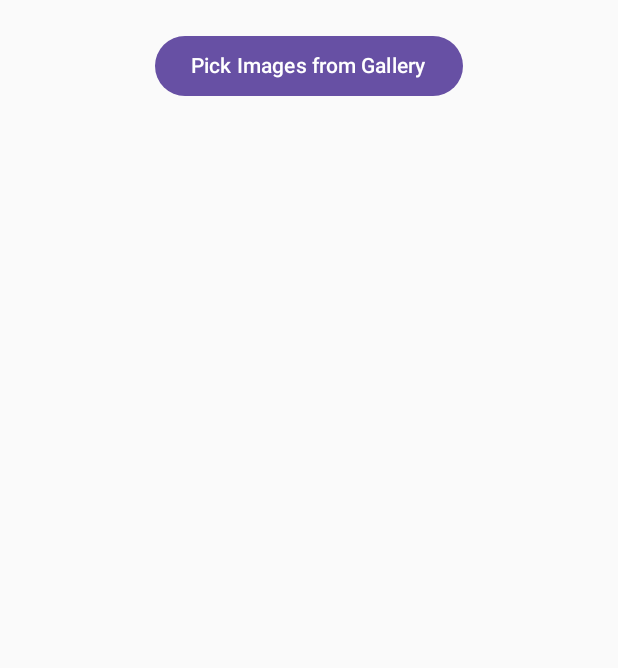
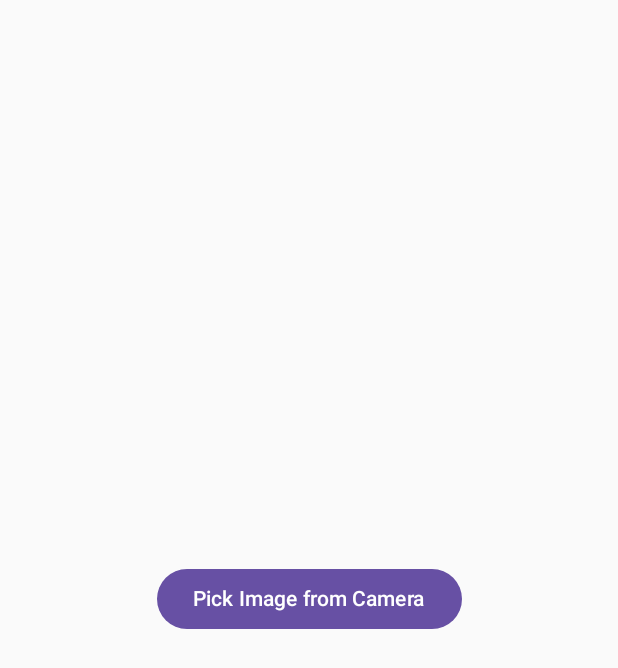
Before and after one commit to tamzidisrakadol/IntroToCompose, an Android app built with Jetpack Compose: the screen it shows after launch (MainActivity), on a phone screen of 412 x 824 dp. Shown: the top 668 px of the screen. Run offline under Robolectric (Android 15) with nearby library versions, the light colour scheme and no system bars.

Commit message:
pick image from camera

```diff
--- a/app/src/main/java/com/example/introtocompose/Components/AppComponenets.kt
+++ b/app/src/main/java/com/example/introtocompose/Components/AppComponenets.kt
@@ -8,11 +8,13 @@ import android.provider.MediaStore
 import android.util.Log
 import androidx.activity.compose.rememberLauncherForActivityResult
 import androidx.activity.result.contract.ActivityResultContracts
+import androidx.activity.result.launch
 import androidx.compose.foundation.Image
 import androidx.compose.foundation.layout.Arrangement
 import androidx.compose.foundation.layout.Column
 import androidx.compose.foundation.layout.Row
 import androidx.compose.foundation.layout.Spacer
+import androidx.compose.foundation.layout.fillMaxSize
 import androidx.compose.foundation.layout.fillMaxWidth
 import androidx.compose.foundation.layout.height
 import androidx.compose.foundation.layout.heightIn
@@ -271,7 +273,6 @@ fun PickImageFromGallery() {
             Text(text = "Pick Images from Gallery")
         }
         Spacer(modifier = Modifier.height(20.dp))
-    }
 
         imgUri?.let {
             bitmap = if (Build.VERSION.SDK_INT<28){
@@ -280,9 +281,36 @@ fun PickImageFromGallery() {
                 val source = ImageDecoder.createSource(context.contentResolver,it)
                 ImageDecoder.decodeBitmap(source)
             }
-        Image(bitmap = bitmap?.asImageBitmap()!!, contentDescription ="", modifier = Modifier.size(200.dp))
+            Image(bitmap = bitmap?.asImageBitmap()!!, contentDescription ="", modifier = Modifier.size(300.dp))
+        }
+    }
 }
 
 
+@Composable
+fun PickUpImageFromCamera(){
+    var bitmap by remember {
+        mutableStateOf<Bitmap?>(null)
+    }
 
+    val launcher = rememberLauncherForActivityResult(
+        contract = ActivityResultContracts.TakePicturePreview()){
+        bitmap = it
     }
+
+    Column(
+        modifier = Modifier
+            .fillMaxSize()
+            .padding(vertical = 20.dp),
+        horizontalAlignment = Alignment.CenterHorizontally,
+        verticalArrangement = Arrangement.Center
+    ) {
+        Button(onClick = { launcher.launch() }) {
+            Text(text = "Pick Image from Camera")
+        }
+        Spacer(modifier = Modifier.height(25.dp))
+        bitmap?.let{
+            Image(bitmap = bitmap?.asImageBitmap()!!, contentDescription ="", modifier = Modifier.size(300.dp))
+        }
+    }
+}
--- a/app/src/main/java/com/example/introtocompose/MainActivity.kt
+++ b/app/src/main/java/com/example/introtocompose/MainActivity.kt
@@ -64,6 +64,7 @@ import androidx.compose.ui.unit.sp
 import androidx.core.view.ViewCompat
 import androidx.core.view.WindowInsetsCompat
 import com.example.introtocompose.Components.PickImageFromGallery
+import com.example.introtocompose.Components.PickUpImageFromCamera
 import com.example.introtocompose.app.PostOffice
 import com.example.introtocompose.screens.QuoteDetail
 import com.example.introtocompose.screens.QuoteListItem
@@ -87,7 +88,7 @@ class MainActivity : ComponentActivity() {
 //        }
 
         setContent {
-            PickImageFromGallery()
+            PickUpImageFromCamera()
         }
     }
 }
```
Lines whose indentation alone changed are shown as unchanged.
